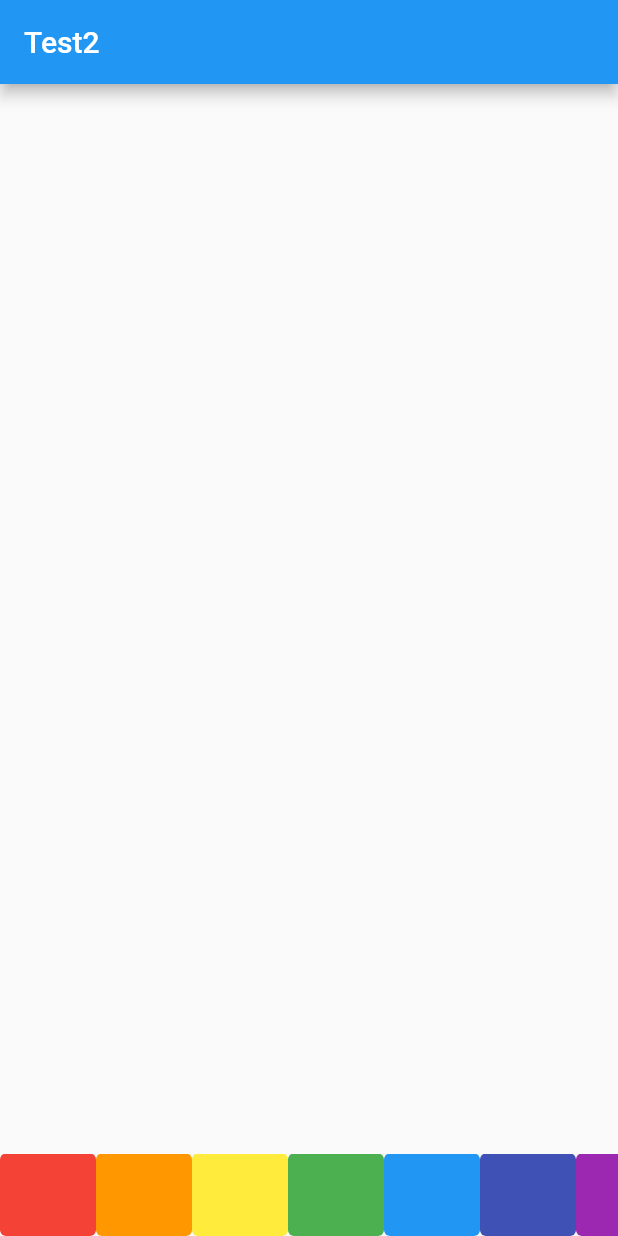
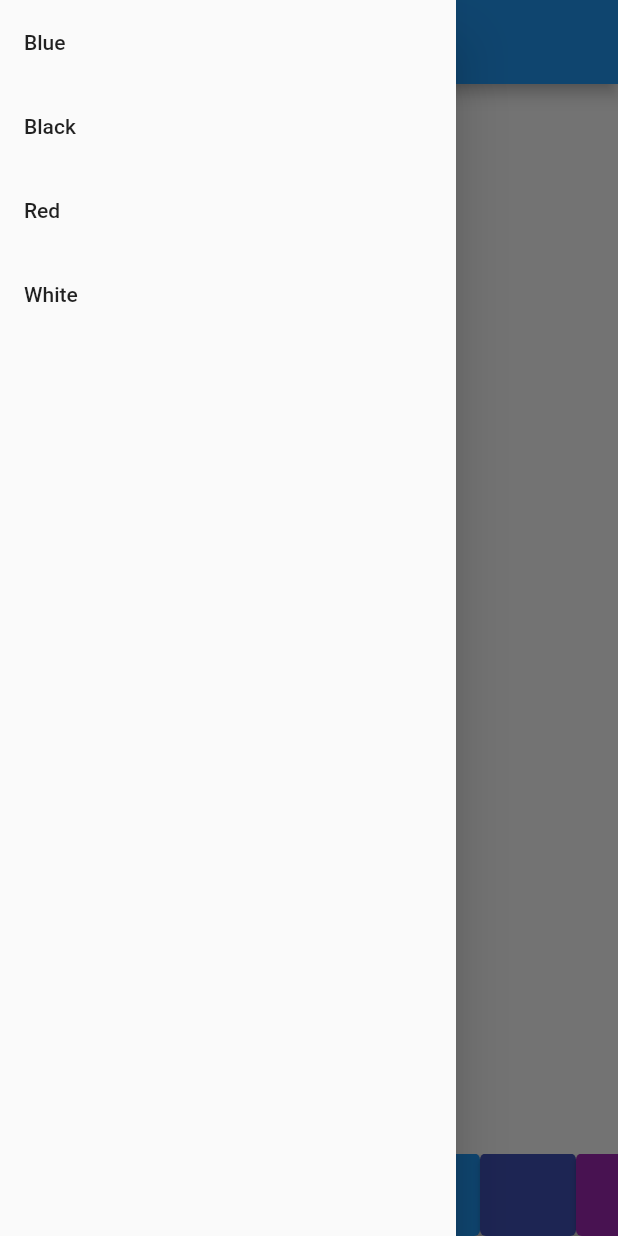
Before and after one commit to JephteyAdolphe/color-find, a Flutter app: the screen it shows after launch, with the side drawer open (before the commit the screen has no drawer), on a phone screen of 412 x 824 dp. Run offline on Flutter 3.47's test engine with Material 2 defaults, Android fonts, the light colour scheme and no system bars.

Commit message:
Palette Overhaul
Added MultiColor drawing block
merged palette: temp.
Bug fixes

```diff
--- a/App/app_code/lib/main.dart
+++ b/App/app_code/lib/main.dart
@@ -6,6 +6,9 @@ import 'package:app_code/palette.dart';
 import 'menu.dart';
 import 'canvas.dart';
 
+Color activeColor = Colors.black26;
+List<ColorRecord> points = [];
+int selectedLayer = -1;
 // Maybe find a way to import widgets from separate files so that theres not too much code in this main one
 
 void main() {
@@ -30,27 +33,11 @@ class MyApp extends StatelessWidget {
   }
 }
 
-class HomePage extends StatelessWidget {
-  @override
-  Widget build(BuildContext context) {
-    return Scaffold(
-        appBar: AppBar(
-          title: Text("Color Find"),
-          centerTitle: true,
-        ),
+class ColorRecord {
+  Offset point;
+  Paint colorRecord;
 
-        // drawer is a hamburger menu and TabList is the list of items (of type Drawer) that we create
-        drawer: getMenu(context),
-        // backgroundColor: Colors.red,
-
-        // Body contains a list(children) of widgets which are the drawing canvas and color pallette, in that order
-        body: Column(
-          children: <Widget>[
-            DrawingBlock(),
-            getPalette(context),
-          ],
-        ));
-  }
+  ColorRecord({this.point, this.colorRecord});
 }
 
 class DrawingBlock extends StatefulWidget {
@@ -64,27 +51,70 @@ class DrawingBlock extends StatefulWidget {
 */
 
 class _DrawingBlockState extends State<DrawingBlock> {
-  List<Offset> points = [];
-
   @override
   Widget build(BuildContext context) {
     return Scaffold(
       appBar: AppBar(
         title: Text('Test2'),
       ),
+      //drawer: getMenu(context),
+      drawer: Drawer(
+        child: ListView(
+          children: [
+            ListTile(
+              title: Text('Blue'),
+              onTap: () {
+                activeColor = Colors.blue;
+              },
+            ),
+            ListTile(
+              title: Text('Black'),
+              onTap: () {
+                activeColor = Colors.black;
+              },
+            ),
+            ListTile(
+              title: Text('Red'),
+              onTap: () {
+                activeColor = Colors.red;
+              },
+            ),
+            ListTile(
+              title: Text('White'),
+              onTap: () {
+                activeColor = Colors.white;
+              },
+            ),
+          ],
+        ),
+      ),
       body: GestureDetector(
         onPanDown: (details) {
           this.setState(() {
-            points.add(details.localPosition);
+            selectedLayer = 1; // where select a layer
+            points.add(ColorRecord(
+                // [1 , 2 ; 1 , 0]
+                point: details.localPosition,
+                colorRecord: Paint()
+                  ..color = activeColor
+                  ..strokeWidth = 2
+                  ..strokeCap = StrokeCap.round));
           });
         },
         onPanUpdate: (details) {
           this.setState(() {
-            points.add(details.localPosition);
+            if (selectedLayer == 1)
+              points.add(ColorRecord(
+                  point: details.localPosition,
+                  colorRecord: Paint()
+                    ..color = activeColor
+                    ..strokeWidth = 2
+                    ..strokeCap = StrokeCap.round));
           });
         },
         onPanEnd: (details) {
           this.setState(() {
+            selectedLayer = -1; // where deselect a layer
             points.add(null);
           });
         },
@@ -92,7 +122,9 @@ class _DrawingBlockState extends State<DrawingBlock> {
           children: <Widget>[
             //borderRadius: BorderRadius.all(Radius.circular(20)),
             CustomPaint(
-              painter: MyPainter(points: points),
+              painter: MyPainter(
+                points: points,
+              ),
             ),
             Expanded(
               child: Row(
@@ -102,8 +134,7 @@ class _DrawingBlockState extends State<DrawingBlock> {
                       children: [
                         Expanded(
                           child: Container(
-                              color: const Color(0xffffff).withOpacity(0)
-                          ),
+                              color: const Color(0xffffff).withOpacity(0)),
                         ),
                       ],
                     ),
@@ -120,7 +151,7 @@ class _DrawingBlockState extends State<DrawingBlock> {
 }
 
 class MyPainter extends CustomPainter {
-  List<Offset> points;
+  List<ColorRecord> points;
 
   MyPainter({this.points});
 
@@ -130,17 +161,13 @@ class MyPainter extends CustomPainter {
     Rect rect = Rect.fromLTWH(0, 0, size.width, size.height);
     canvas.drawRect(rect, background);
 
-    Paint paint = Paint();
-    paint.color = Colors.black;
-    paint.strokeWidth = 2.0;
-    paint.isAntiAlias = true;
-    paint.strokeCap = StrokeCap.round;
-
     for (int x = 0; x < points.length - 1; x++) {
       if (points[x] != null && points[x + 1] != null) {
-        canvas.drawLine(points[x], points[x + 1], paint);
+        Paint paint = points[x].colorRecord;
+        canvas.drawLine(points[x].point, points[x + 1].point, paint);
       } else if (points[x] != null && points[x + 1] == null) {
-        canvas.drawPoints(PointMode.points, [points[x]], paint);
+        Paint paint = points[x].colorRecord;
+        canvas.drawPoints(PointMode.points, [points[x].point], paint);
       }
     }
   }
@@ -150,3 +177,96 @@ class MyPainter extends CustomPainter {
     return true;
   }
 }
+
+Widget getPalette(BuildContext context) {
+  return Container(
+      height: 60,
+      padding: EdgeInsets.only(top: 5),
+
+      // color buttons wrapped in listview so that we can scroll through them
+      child: ListView(
+        scrollDirection: Axis.horizontal,
+        children: <Widget>[
+          ElevatedButton(
+              onPressed: () {
+                activeColor = Colors.red;
+              },
+              child: null,
+              style: ButtonStyle(backgroundColor:
+                  MaterialStateProperty.resolveWith<Color>(
+                      (Set<MaterialState> states) {
+                return Colors.red;
+              }))),
+          ElevatedButton(
+              onPressed: () {
+                activeColor = Colors.orange;
+              },
+              child: null,
+              style: ButtonStyle(backgroundColor:
+                  MaterialStateProperty.resolveWith<Color>(
+                      (Set<MaterialState> states) {
+                return Colors.orange;
+              }))),
+          ElevatedButton(
+              onPressed: () {
+                activeColor = Colors.yellow;
+              },
+              child: null,
+              style: ButtonStyle(backgroundColor:
+                  MaterialStateProperty.resolveWith<Color>(
+                      (Set<MaterialState> states) {
+                return Colors.yellow;
+              }))),
+          ElevatedButton(
+              onPressed: () {
+                activeColor = Colors.green;
+              },
+              child: null,
+              style: ButtonStyle(backgroundColor:
+                  MaterialStateProperty.resolveWith<Color>(
+                      (Set<MaterialState> states) {
+                return Colors.green;
+              }))),
+          ElevatedButton(
+              onPressed: () {
+                activeColor = Colors.blue;
+              },
+              child: null,
+              style: ButtonStyle(backgroundColor:
+                  MaterialStateProperty.resolveWith<Color>(
+                      (Set<MaterialState> states) {
+                return Colors.blue;
+              }))),
+          ElevatedButton(
+              onPressed: () {
+                activeColor = Colors.indigo;
+              },
+              child: null,
+              style: ButtonStyle(backgroundColor:
+                  MaterialStateProperty.resolveWith<Color>(
+                      (Set<MaterialState> states) {
+                return Colors.indigo;
+              }))),
+          ElevatedButton(
+              onPressed: () {
+                activeColor = Colors.purple;
+              },
+              child: null,
+              style: ButtonStyle(backgroundColor:
+                  MaterialStateProperty.resolveWith<Color>(
+                      (Set<MaterialState> states) {
+                return Colors.purple;
+              }))),
+          ElevatedButton(
+              onPressed: () {
+                activeColor = Colors.pink;
+              },
+              child: null,
+              style: ButtonStyle(backgroundColor:
+                  MaterialStateProperty.resolveWith<Color>(
+                      (Set<MaterialState> states) {
+                return Colors.pink;
+              }))),
+        ],
+      ));
+}
```
